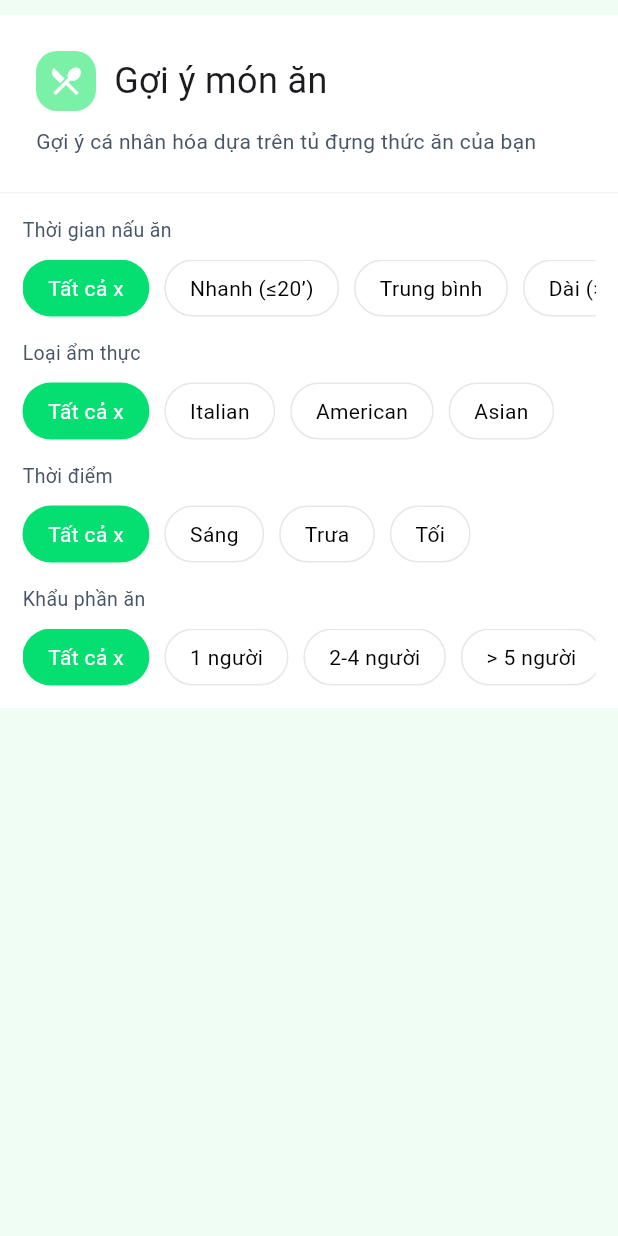
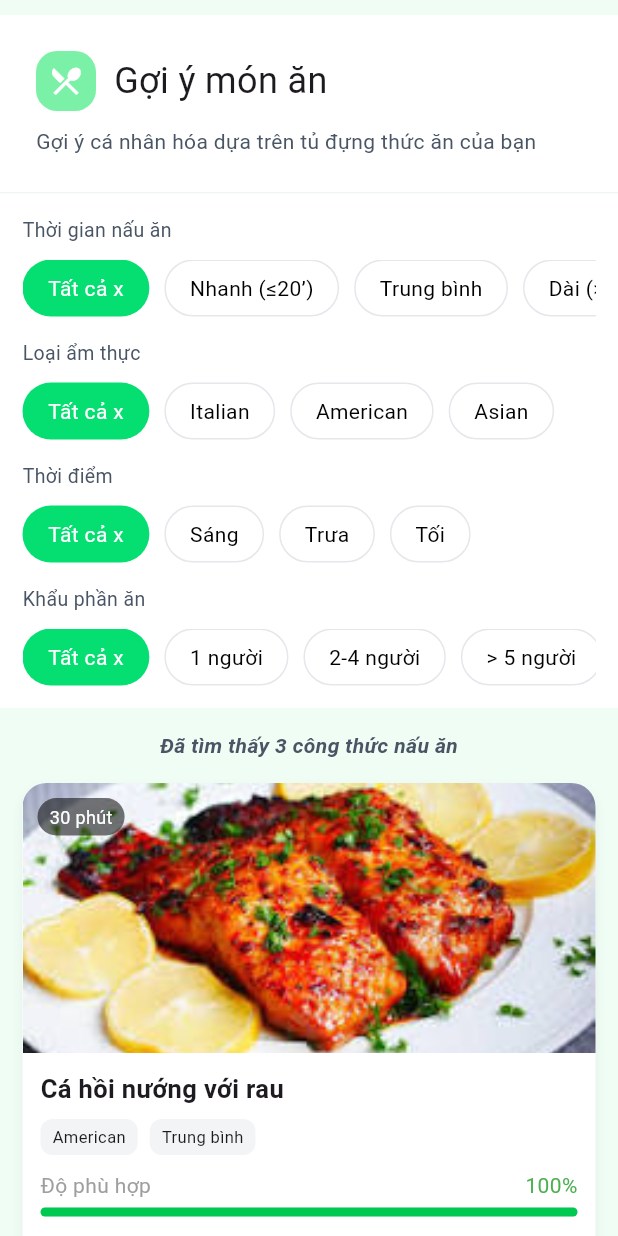
Before and after one commit to ht1012/kitchen_assistant, a Flutter app: the Recipes screen opened directly, on a phone screen of 412 x 824 dp. Run offline on Flutter 3.47's test engine with Material 3 defaults, Android fonts, the phone set to English and light mode, and no system bars; our stand-ins replace flutter_screenutil.

Commit message:
[Update]: build alert line and content recipe card

```diff
--- a/lib/views/recipes/suggested_recipes.dart
+++ b/lib/views/recipes/suggested_recipes.dart
@@ -35,7 +35,46 @@ class Recipes extends StatelessWidget {
                       ),
                     ),
                     // Thông báo tìm thấy
-
+                    const Padding(
+                      padding: EdgeInsets.symmetric(vertical: 15),
+                      child: Center(
+                        child: Text(
+                          'Đã tìm thấy 3 công thức nấu ăn',
+                          style: TextStyle(
+                            color: Color(0xFF495565),
+                            fontStyle: FontStyle.italic,
+                            fontWeight: FontWeight.w600,
+                          ),
+                        ),
+                      ),
+                    ),
+                    // Danh sách món ăn
+                    const RecipeCard(
+                      title: 'Cá hồi nướng với rau',
+                      image: "assets/images/recipes/recipe1.png",
+                      time: '30 phút',
+                      steps: '7/7',
+                      tags: ['American', 'Trung bình'],
+                      matchPercent: 100,
+                    ),
+                    const SizedBox(height: 15),
+                    const RecipeCard(
+                      title: 'Cá hồi nướng với rau',
+                      image: "assets/images/recipes/recipe1.png",
+                      time: '30 phút',
+                      steps: '7/7',
+                      tags: ['American', 'Dễ'],
+                      matchPercent: 100,
+                    ),
+                    const SizedBox(height: 15),
+                    const RecipeCard(
+                      title: 'Mỳ ống sốt cà chua',
+                      image: "assets/images/recipes/recipe2.png",
+                      time: '30 phút',
+                      steps: '5/6',
+                      tags: ['Italian', 'Dễ'],
+                      matchPercent: 83,
+                    ),
                   ],
                 ),
               ),
```
